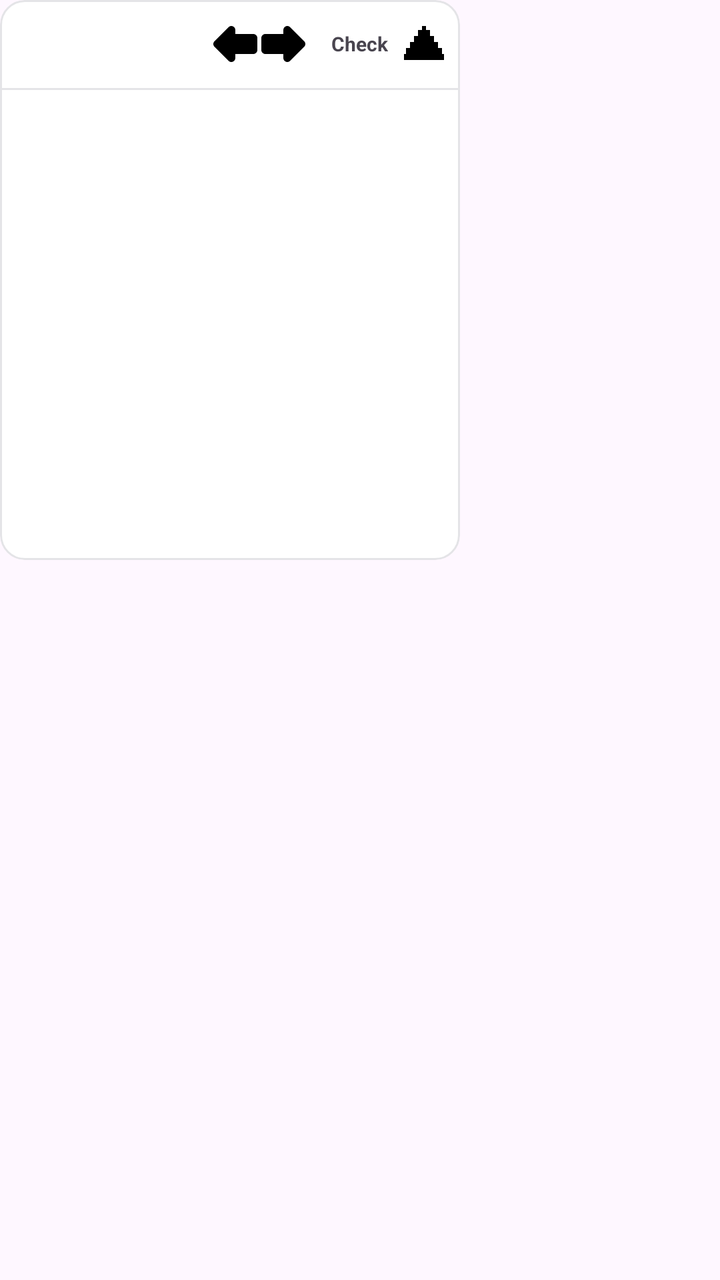
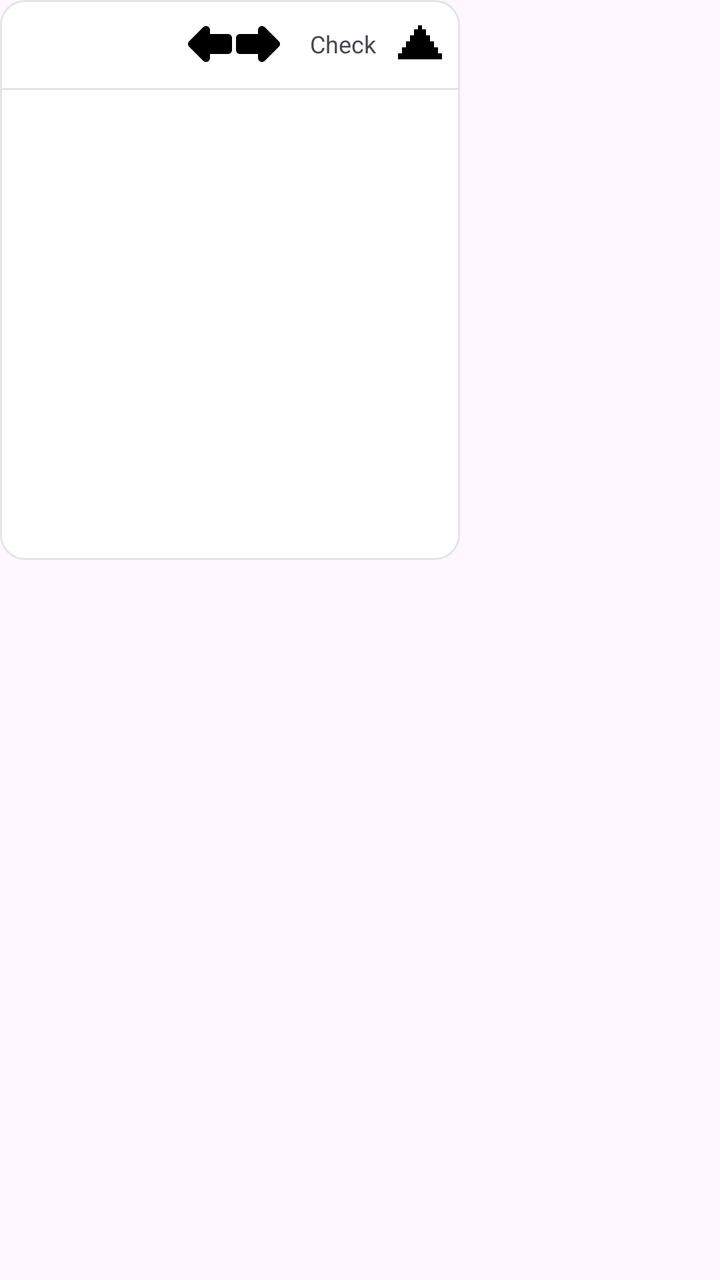

Screens rendered from an Android XML layout before and after an edit, with the pre-edit source and the edit as a unified diff.
<!-- AndroidManifest.xml: application theme AppTheme -->
<!-- res/layout/bubble_sheet_menu.xml -->
<?xml version="1.0" encoding="utf-8"?>
<FrameLayout xmlns:android="http://schemas.android.com/apk/res/android"
    android:id="@+id/bubble_sheet_root"
    android:layout_width="match_parent"
    android:layout_height="match_parent"
    android:clickable="true"
    android:focusable="true">

    <LinearLayout
        android:id="@+id/bubble_sheet_panel"
        android:layout_width="230dp"
        android:layout_height="280dp"
        android:orientation="vertical"
        android:background="@drawable/menu_panel_bg"
        android:clipToOutline="true"
        android:layout_gravity="top|start"
        android:layout_marginStart="0dp"
        android:layout_marginTop="0dp">

        
        <LinearLayout
            android:layout_width="match_parent"
            android:layout_height="44dp"
            android:orientation="horizontal"
            android:gravity="center_vertical"
            android:paddingStart="8dp"
            android:paddingEnd="8dp">

            <ImageView
                android:id="@+id/bubble_sheet_icon"
                android:layout_width="22dp"
                android:layout_height="22dp"
                android:contentDescription="Sheet type"
                android:scaleType="centerInside" />

            <LinearLayout
                android:layout_width="0dp"
                android:layout_height="wrap_content"
                android:layout_weight="1"
                android:layout_marginStart="6dp"
                android:orientation="vertical"
                android:gravity="center_vertical">

                <TextView
                    android:id="@+id/bubble_sheet_name"
                    android:layout_width="match_parent"
                    android:layout_height="wrap_content"
                    android:maxLines="1"
                    android:ellipsize="end"
                    android:textColor="#18181B"
                    android:textSize="12sp"
                    android:textStyle="bold" />

                <TextView
                    android:id="@+id/bubble_sheet_description"
                    android:layout_width="match_parent"
                    android:layout_height="wrap_content"
                    android:maxLines="1"
                    android:ellipsize="end"
                    android:textColor="#71717A"
                    android:textSize="9sp" />
            </LinearLayout>

            <ImageButton
                android:id="@+id/bubble_tool_undo"
                android:layout_width="24dp"
                android:layout_height="24dp"
                android:layout_marginStart="2dp"
                android:background="?android:attr/selectableItemBackgroundBorderless"
                android:contentDescription="Undo"
                android:padding="5dp"
                android:src="@drawable/ic_ss_undo" />

            <ImageButton
                android:id="@+id/bubble_tool_redo"
                android:layout_width="24dp"
                android:layout_height="24dp"
                android:background="?android:attr/selectableItemBackgroundBorderless"
                android:contentDescription="Redo"
                android:padding="5dp"
                android:src="@drawable/ic_ss_redo" />

            <TextView
                android:id="@+id/bubble_tool_check"
                android:layout_width="wrap_content"
                android:layout_height="wrap_content"
                android:layout_marginStart="4dp"
                android:paddingStart="8dp"
                android:paddingEnd="8dp"
                android:paddingTop="4dp"
                android:paddingBottom="4dp"
                android:text="Check"
                android:textSize="10sp"
                android:textStyle="bold" />

            <ImageButton
                android:id="@+id/bubble_tool_arrow"
                android:layout_width="20dp"
                android:layout_height="24dp"
                android:background="?android:attr/selectableItemBackgroundBorderless"
                android:contentDescription="Check options"
                android:padding="4dp"
                android:src="@drawable/ic_ss_check_arrow" />
        </LinearLayout>

        <LinearLayout
            android:id="@+id/bubble_check_menu"
            android:layout_width="match_parent"
            android:layout_height="wrap_content"
            android:orientation="vertical"
            android:visibility="gone" />

        <View
            android:layout_width="match_parent"
            android:layout_height="1dp"
            android:background="#E4E4E7" />

        
        <LinearLayout
            android:layout_width="match_parent"
            android:layout_height="0dp"
            android:layout_weight="1"
            android:layout_marginTop="2dp"
            android:orientation="vertical">

            <LinearLayout
                android:id="@+id/bubble_sheet_header_row"
                android:layout_width="match_parent"
                android:layout_height="wrap_content"
                android:orientation="vertical" />

            <FrameLayout
                android:layout_width="match_parent"
                android:layout_height="0dp"
                android:layout_weight="1">

                <ScrollView
                    android:id="@+id/bubble_sheet_scroll"
                    android:layout_width="match_parent"
                    android:layout_height="match_parent"
                    android:fillViewport="true"
                    android:overScrollMode="never"
                    android:scrollbars="vertical">

                    <LinearLayout
                        android:id="@+id/bubble_sheet_rows"
                        android:layout_width="match_parent"
                        android:layout_height="wrap_content"
                        android:orientation="vertical"
                        android:paddingBottom="4dp" />
                </ScrollView>

                <TextView
                    android:id="@+id/bubble_sheet_empty"
                    android:layout_width="match_parent"
                    android:layout_height="match_parent"
                    android:gravity="center"
                    android:padding="16dp"
                    android:text="No rows yet"
                    android:textColor="#71717A"
                    android:textSize="11sp"
                    android:visibility="gone" />
            </FrameLayout>
        </LinearLayout>
    </LinearLayout>
</FrameLayout>
<!-- resources referenced by this layout -->
<resources>
  <!-- drawable ic_ss_check_arrow (drawable) -->
  <vector xmlns:android="http://schemas.android.com/apk/res/android"
      android:width="24dp" android:height="24dp"
      android:viewportWidth="24" android:viewportHeight="24">
      <path android:fillColor="#000000" android:pathData="M13,5h2v3h2v3h2v3h2v3h2v3H1v-3h2v-3h2v-3h2V8h2V5h2V3h2z" />
  </vector>
  <!-- drawable ic_ss_redo (drawable) -->
  <vector xmlns:android="http://schemas.android.com/apk/res/android"
      android:width="24dp" android:height="24dp"
      android:viewportWidth="24" android:viewportHeight="24">
      <path
          android:fillColor="#000000"
          android:pathData="M22.4142,13.4142L15.4142,20.4142C15.1283,20.7001 14.7699,20.886 14.3902,20.9616C14.0106,21.0371 13.6082,21.0026 13.2346,20.8478C12.861,20.693 12.5521,20.433 12.337,20.1111C12.122,19.7893 12,19.4044 12,19L12,17L3,17C2.448,17 1.9466,16.7751 1.5858,16.4142C1.2249,16.0534 1,15.552 1,15L1,9C1,8.448 1.2249,7.9466 1.5858,7.5858C1.9466,7.2249 2.448,7 3,7L12,7L12,5C12,4.5956 12.122,4.2107 12.337,3.8889C12.5521,3.567 12.861,3.307 13.2346,3.1522C13.6082,2.9974 14.0106,2.9629 14.3902,3.0384C14.7699,3.114 15.1283,3.2999 15.4142,3.5858L22.4142,10.5858C22.8045,10.9761 23,11.4897 23,12C23,12.5103 22.8045,13.0239 22.4142,13.4142Z" />
  </vector>
  <!-- drawable ic_ss_undo (drawable) -->
  <vector xmlns:android="http://schemas.android.com/apk/res/android"
      android:width="24dp" android:height="24dp"
      android:viewportWidth="24" android:viewportHeight="24">
      <path
          android:fillColor="#000000"
          android:pathData="M1.5858,10.5858L8.5858,3.5858C8.8717,3.2999 9.2301,3.114 9.6098,3.0384C9.9894,2.9629 10.3918,2.9974 10.7654,3.1522C11.139,3.307 11.4479,3.567 11.663,3.8889C11.878,4.2107 12,4.5956 12,5L12,7L21,7C21.552,7 22.0534,7.2249 22.4142,7.5858C22.7751,7.9466 23,8.448 23,9L23,15C23,15.552 22.7751,16.0534 22.4142,16.4142C22.0534,16.7751 21.552,17 21,17L12,17L12,19C12,19.4044 11.878,19.7893 11.663,20.1111C11.4479,20.433 11.139,20.693 10.7654,20.8478C10.3918,21.0026 9.9894,21.0371 9.6098,20.9616C9.2301,20.886 8.8717,20.7001 8.5858,20.4142L1.5858,13.4142C1.1955,13.0239 1,12.5103 1,12C1,11.4897 1.1955,10.9761 1.5858,10.5858Z" />
  </vector>
  <!-- drawable menu_panel_bg (drawable) -->
  <shape xmlns:android="http://schemas.android.com/apk/res/android"
      android:shape="rectangle">
      <solid android:color="#FFFFFF" />
      <corners android:radius="12dp" />
      <stroke
          android:width="1dp"
          android:color="#E4E4E7" />
  </shape>
  <style name="AppTheme" parent="Theme.Material3.DayNight.NoActionBar">
  		<item name="colorPrimary">#006A60</item>
  		<item name="colorOnPrimary">#FFFFFF</item>
  		<item name="colorPrimaryContainer">#74F8E5</item>
  		<item name="colorOnPrimaryContainer">#00201C</item>
  	</style>
</resources>

<!-- the commit's change to res/layout/bubble_sheet_menu.xml (unified diff, before → after) -->
@@ -80,33 +80,52 @@
                 android:padding="5dp"
                 android:src="@drawable/ic_ss_redo" />
 
-            <TextView
-                android:id="@+id/bubble_tool_check"
+            
+            <LinearLayout
+                android:id="@+id/bubble_tool_check_pill"
                 android:layout_width="wrap_content"
                 android:layout_height="wrap_content"
                 android:layout_marginStart="4dp"
-                android:paddingStart="8dp"
-                android:paddingEnd="8dp"
-                android:paddingTop="4dp"
-                android:paddingBottom="4dp"
-                android:text="Check"
-                android:textSize="10sp"
-                android:textStyle="bold" />
+                android:orientation="horizontal"
+                android:gravity="center_vertical">
 
-            <ImageButton
-                android:id="@+id/bubble_tool_arrow"
-                android:layout_width="20dp"
-                android:layout_height="24dp"
-                android:background="?android:attr/selectableItemBackgroundBorderless"
-                android:contentDescription="Check options"
-                android:padding="4dp"
-                android:src="@drawable/ic_ss_check_arrow" />
+                <ProgressBar
+                    android:id="@+id/bubble_tool_spinner"
+                    android:layout_width="12dp"
+                    android:layout_height="12dp"
+                    android:layout_marginStart="10dp"
+                    android:indeterminate="true"
+                    android:visibility="gone" />
+
+                <TextView
+                    android:id="@+id/bubble_tool_check"
+                    android:layout_width="wrap_content"
+                    android:layout_height="wrap_content"
+                    android:paddingStart="10dp"
+                    android:paddingEnd="10dp"
+                    android:paddingTop="5dp"
+                    android:paddingBottom="5dp"
+                    android:text="Check"
+                    android:textSize="12sp" />
+
+                <ImageButton
+                    android:id="@+id/bubble_tool_arrow"
+                    android:layout_width="24dp"
+                    android:layout_height="24dp"
+                    android:background="?android:attr/selectableItemBackgroundBorderless"
+                    android:contentDescription="Check options"
+                    android:padding="7dp"
+                    android:src="@drawable/ic_ss_check_arrow" />
+            </LinearLayout>
         </LinearLayout>
 
         <LinearLayout
             android:id="@+id/bubble_check_menu"
             android:layout_width="match_parent"
             android:layout_height="wrap_content"
+            android:layout_marginStart="4dp"
+            android:layout_marginEnd="4dp"
+            android:elevation="8dp"
             android:orientation="vertical"
             android:visibility="gone" />
 
